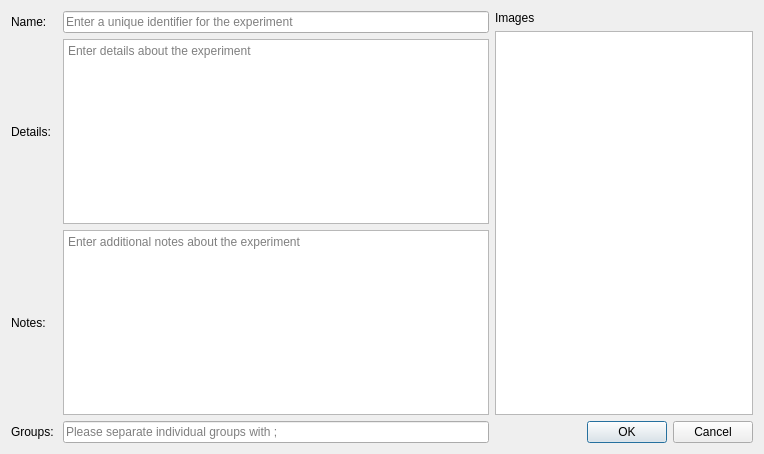
SilMon/NucDetect, file Nucleus/gui/experiment_dialog.ui: the form before one commit.
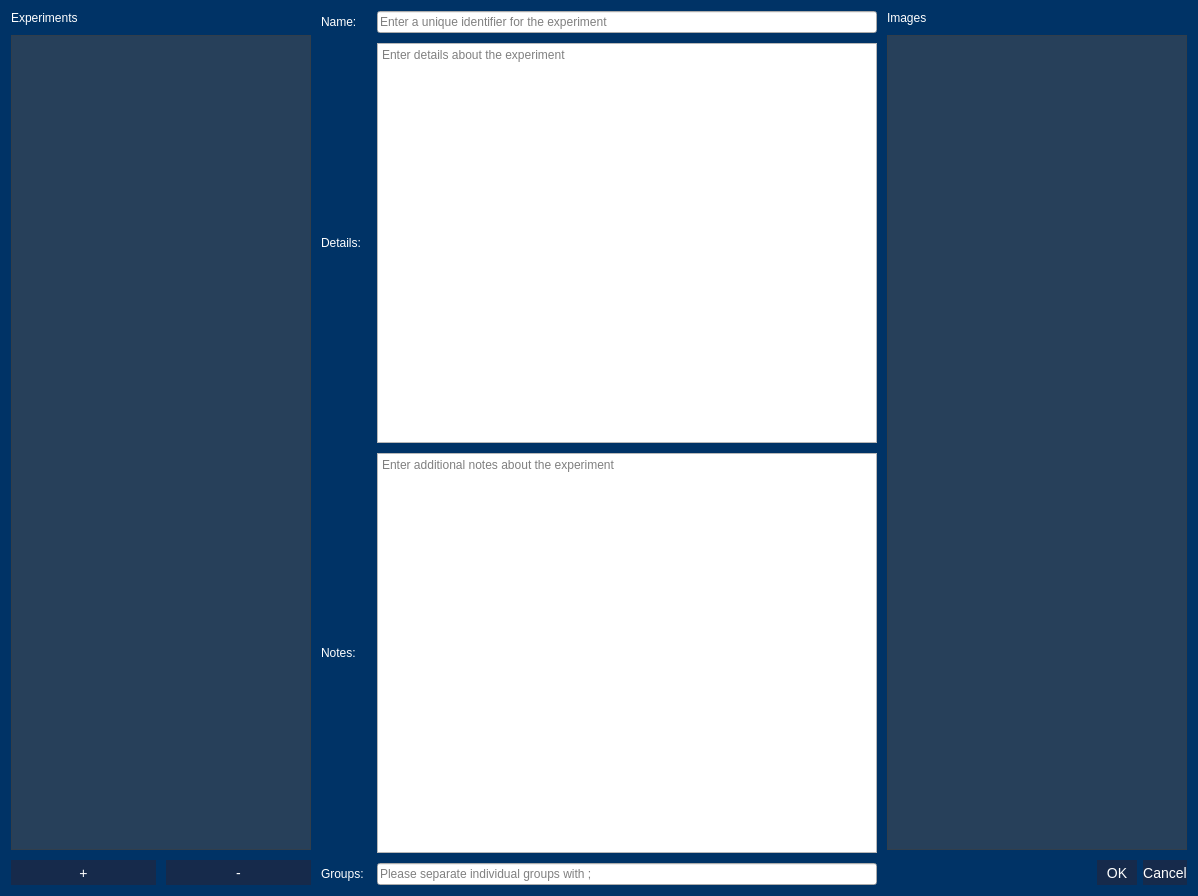
The form after the commit.

```diff
--- a/Nucleus/gui/experiment_dialog.ui
+++ b/Nucleus/gui/experiment_dialog.ui
@@ -6,20 +6,122 @@
    <rect>
     <x>0</x>
     <y>0</y>
-    <width>764</width>
-    <height>454</height>
+    <width>1175</width>
+    <height>866</height>
    </rect>
   </property>
   <property name="windowTitle">
    <string>Dialog</string>
   </property>
+  <property name="styleSheet">
+   <string notr="true">QPushButton{
+	color: White;
+	background-color: rgba(22, 42, 75 , 255);
+	border: none;
+	font-size: 14px;
+ 	text-align: center;
+     display: inline-block;
+	min-height: 25;
+	min-width: 40;
+}
+
+QPushButton:hover{
+	background-color:  rgba(15, 35, 68 , 255);
+}
+
+QPushButton:pressed{
+	background-color:  rgba(8, 28, 61 , 255);
+}
+
+QPushButton:disabled{
+	background-color:  rgba(40, 60, 100 , 255);
+}
+
+QTableView, QListView{
+	color: White;
+	background-color: rgba(77, 77, 77, 128)
+}
+
+QLabel{
+	color:White;
+}
+
+QProgressBar {
+	color: White;
+    border: 1px solid grey;
+    background-color: rgb(10, 60, 110);
+ }
+
+ QProgressBar::chunk {
+     background-color: rgba(77, 77, 77, 128);
+ }
+
+QMainWindow{
+	background-color: rgb(0, 51, 102);
+}
+
+QDialog{
+	background-color: rgb(0, 51, 102);
+}</string>
+  </property>
+  <property name="sizeGripEnabled">
+   <bool>false</bool>
+  </property>
   <layout class="QHBoxLayout" name="horizontalLayout_2">
    <item>
-    <layout class="QHBoxLayout" name="horizontalLayout" stretch="65,35">
+    <layout class="QHBoxLayout" name="horizontalLayout" stretch="20,70,30">
+     <property name="spacing">
+      <number>10</number>
+     </property>
      <item>
-      <layout class="QGridLayout" name="gridLayout">
+      <layout class="QVBoxLayout" name="verticalLayout_2">
+       <item>
+        <widget class="QLabel" name="label_6">
+         <property name="text">
+          <string>Experiments</string>
+         </property>
+        </widget>
+       </item>
+       <item>
+        <widget class="QListView" name="lv_experiments">
+         <property name="minimumSize">
+          <size>
+           <width>300</width>
+           <height>0</height>
+          </size>
+         </property>
+        </widget>
+       </item>
+       <item>
+        <layout class="QHBoxLayout" name="horizontalLayout_3">
+         <item>
+          <widget class="QPushButton" name="btn_add">
+           <property name="text">
+            <string>+</string>
+           </property>
+          </widget>
+         </item>
+         <item>
+          <widget class="QPushButton" name="btn_remove">
+           <property name="text">
+            <string>-</string>
+           </property>
+          </widget>
+         </item>
+        </layout>
+       </item>
+      </layout>
+     </item>
+     <item>
+      <layout class="QGridLayout" name="gridLayout" columnstretch="0,1">
        <item row="1" column="1">
         <widget class="QTextEdit" name="te_details">
+         <property name="minimumSize">
+          <size>
+           <width>500</width>
+           <height>400</height>
+          </size>
+         </property>
          <property name="placeholderText">
           <string>Enter details about the experiment</string>
          </property>
@@ -34,6 +136,12 @@
        </item>
        <item row="2" column="1">
         <widget class="QTextEdit" name="te_notes">
+         <property name="minimumSize">
+          <size>
+           <width>500</width>
+           <height>400</height>
+          </size>
+         </property>
          <property name="placeholderText">
           <string>Enter additional notes about the experiment</string>
          </property>
@@ -55,6 +163,12 @@
        </item>
        <item row="0" column="1">
         <widget class="QLineEdit" name="le_name">
+         <property name="minimumSize">
+          <size>
+           <width>500</width>
+           <height>0</height>
+          </size>
+         </property>
          <property name="placeholderText">
           <string>Enter a unique identifier for the experiment</string>
          </property>
@@ -69,6 +183,12 @@
        </item>
        <item row="3" column="1">
         <widget class="QLineEdit" name="le_groups">
+         <property name="minimumSize">
+          <size>
+           <width>500</width>
+           <height>0</height>
+          </size>
+         </property>
          <property name="text">
           <string/>
          </property>
@@ -90,6 +210,12 @@
        </item>
        <item>
         <widget class="QListView" name="lv_images">
+         <property name="minimumSize">
+          <size>
+           <width>300</width>
+           <height>0</height>
+          </size>
+         </property>
          <property name="selectionMode">
           <enum>QAbstractItemView::MultiSelection</enum>
          </property>
```
